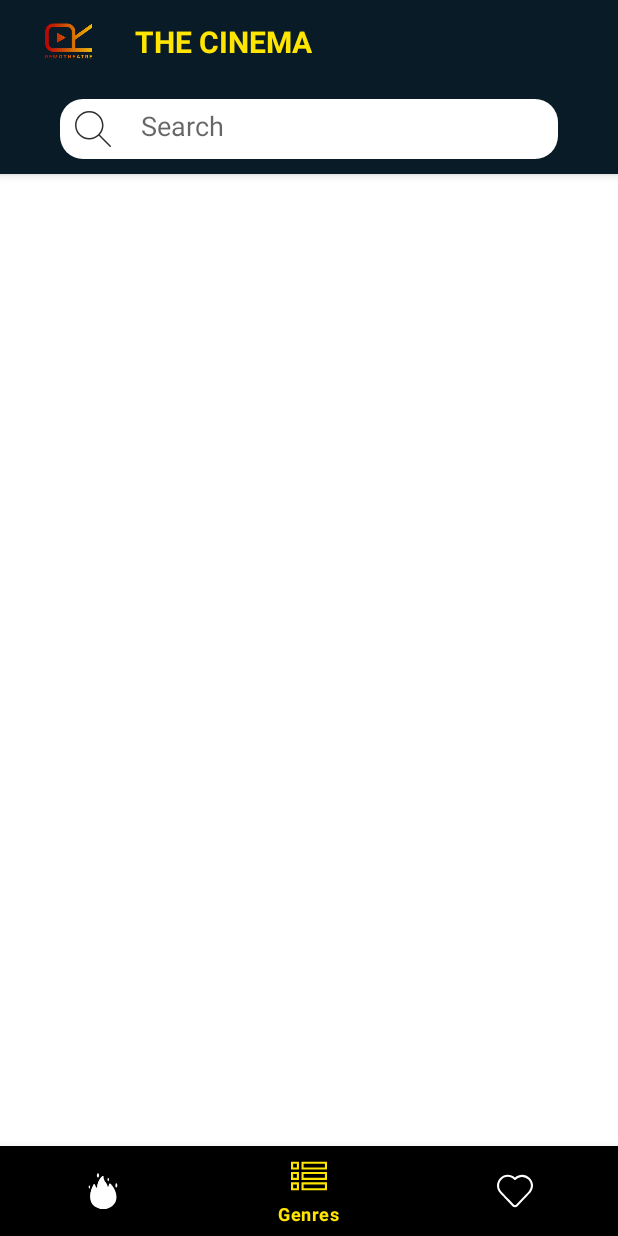
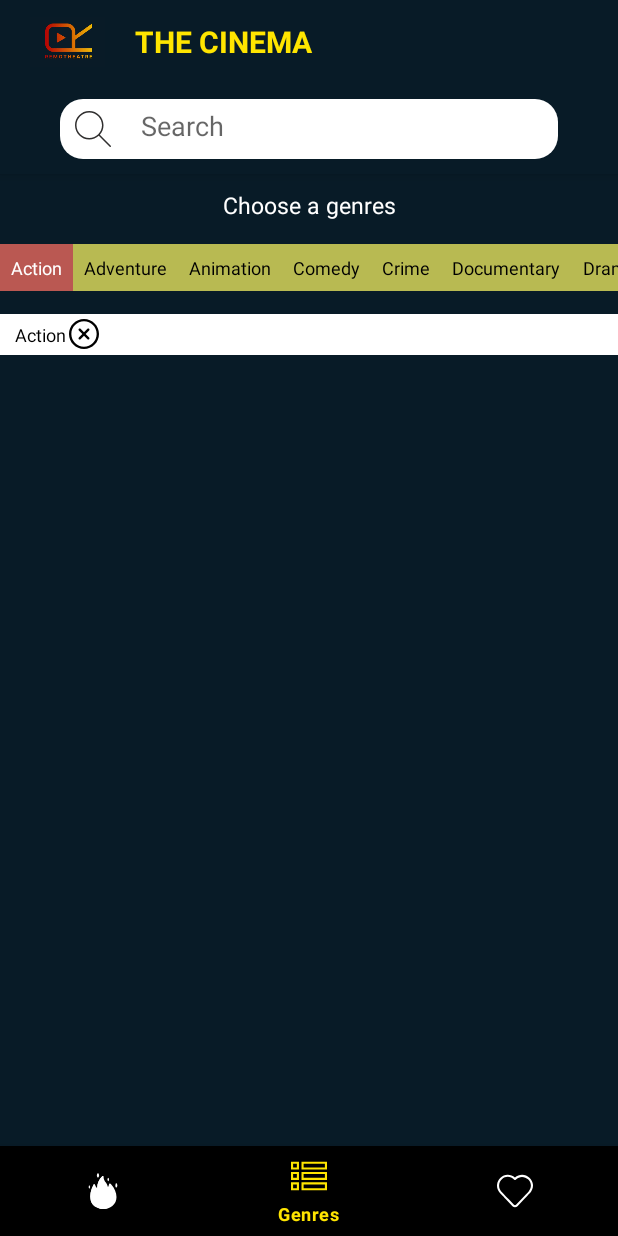
Before and after one commit to trinq-2471/moviedb_53, an Android app: the screen it shows after launch (MainActivity), item 2 of the bottom bar chosen, on a phone screen of 412 x 824 dp. Run offline under Robolectric (Android 15) with nearby library versions, the phone set to English and light mode, and no system bars; network calls fail.

Commit message:
create UI screen genres

```diff
--- a/app/src/main/java/com/sun/moviedb_53/data/model/Genres.kt
+++ b/app/src/main/java/com/sun/moviedb_53/data/model/Genres.kt
@@ -3,7 +3,8 @@ package com.sun.moviedb_53.data.model
 data class Genres (
     val id : Int,
     val name : String,
-    val isClick : Boolean = false
+    var isClick : Boolean = false,
+    var positionSelected : Int? = null
 )
 
 object GenresEntry {
--- /dev/null
+++ b/app/src/main/java/com/sun/moviedb_53/ui/genres/GenresAdapter.kt
@@ -0,0 +1,81 @@
+package com.sun.moviedb_53.ui.genres
+
+import android.content.Context
+import android.view.LayoutInflater
+import android.view.View
+import android.view.ViewGroup
+import androidx.core.content.ContextCompat
+import androidx.recyclerview.widget.RecyclerView
+import com.sun.moviedb_53.R
+import com.sun.moviedb_53.data.model.Genres
+import kotlinx.android.synthetic.main.item_genres.view.*
+
+class GenresAdapter(
+    private val context: Context,
+    private var listGenres: MutableList<Genres>,
+    private var onClickListener : (Genres, Int) -> Unit
+) : RecyclerView.Adapter<GenresAdapter.GenresViewHolder>() {
+
+    fun selectedGenres (position: Int) {
+        listGenres[position].isClick = true
+        notifyItemChanged(position)
+    }
+
+    fun unselectedGenres(position: Int?){
+        position?.let {
+            listGenres[it].isClick = false
+            notifyItemChanged(it)
+        }
+    }
+
+    override fun onCreateViewHolder(parent: ViewGroup, viewType: Int): GenresViewHolder {
+        val view = LayoutInflater.from(parent.context).inflate(R.layout.item_genres, parent, false)
+        return GenresViewHolder(view)
+    }
+
+    override fun getItemCount(): Int {
+        return listGenres.size
+    }
+
+    override fun onBindViewHolder(holder: GenresViewHolder, position: Int) {
+        listGenres[position].let { holder.bindData(context, it, position, onClickListener) }
+    }
+
+    class GenresViewHolder(itemView: View) : RecyclerView.ViewHolder(itemView) {
+
+        fun bindData(
+            context: Context,
+            genres: Genres,
+            position: Int,
+            onClickListener: (Genres, Int) -> Unit
+        ) {
+            itemView.let {
+                it.tvGenres.apply {
+                    text = genres.name
+                }
+                it.setOnClickListener {
+                    if (!genres.isClick){
+                        onClickListener(genres,position)
+                    }
+                }
+                if (genres.isClick) {
+                    it.linearLayoutGenres.setBackgroundColor(
+                        ContextCompat.getColor(
+                            context,
+                            R.color.red
+                        )
+                    )
+                    it.tvGenres.setTextColor(ContextCompat.getColor(context, R.color.white))
+                } else {
+                    it.linearLayoutGenres.setBackgroundColor(
+                        ContextCompat.getColor(
+                            context,
+                            R.color.yellow_dark
+                        )
+                    )
+                    it.tvGenres.setTextColor(ContextCompat.getColor(context, R.color.black))
+                }
+            }
+        }
+    }
+}
--- a/app/src/main/java/com/sun/moviedb_53/ui/genres/GenresFragment.kt
+++ b/app/src/main/java/com/sun/moviedb_53/ui/genres/GenresFragment.kt
@@ -1,14 +1,61 @@
 package com.sun.moviedb_53.ui.genres
 
+import android.util.Log
 import android.view.View
+import androidx.recyclerview.widget.LinearLayoutManager
 import com.sun.moviedb_53.R
 import com.sun.moviedb_53.base.BaseFragment
+import com.sun.moviedb_53.data.model.Genres
+import kotlinx.android.synthetic.main.fragment_genres.*
 
 class GenresFragment : BaseFragment() {
 
+    lateinit var adapterGenres : GenresAdapter
+    lateinit var adapterGenresSelected : GenresSelectedAdapter
+    var listSelectedGenres = mutableListOf<Genres>()
+
+    private val onClickGenres = fun (genres: Genres, position : Int){
+        adapterGenres.selectedGenres(position)
+        genres.positionSelected = position
+        adapterGenresSelected.addGenres(genres)
+    }
+
+    private val onClickSelectedGenres = fun ( positionSelected : Int?, positionRemove : Int){
+        adapterGenres.unselectedGenres(positionSelected)
+        adapterGenresSelected.removeGenres(positionRemove)
+    }
+
     override fun getLayoutId() = R.layout.fragment_genres
 
-    override fun onViewCreated(view: View) {}
+    override fun onViewCreated(view: View) {
+
+        var listGenres = mutableListOf<Genres>(
+            Genres(1,"Action"),
+            Genres(1,"Adventure"),
+            Genres(1,"Animation"),
+            Genres(1,"Comedy"),
+            Genres(1,"Crime"),
+            Genres(1,"Documentary"),
+            Genres(1,"Drama"),
+            Genres(1,"Family"),
+        )
+
+        listGenres[0].isClick = true
+        listGenres[0].positionSelected = 0
+        adapterGenres = GenresAdapter(requireActivity(),listGenres, onClickGenres )
+        recyclerViewGenres.apply {
+            layoutManager = LinearLayoutManager(activity,LinearLayoutManager.HORIZONTAL,false)
+            adapter = adapterGenres
+        }
+
+        listSelectedGenres.add(listGenres[0])
+
+        adapterGenresSelected = GenresSelectedAdapter(listSelectedGenres, onClickSelectedGenres)
+        recyclerViewGenresSelected.apply {
+            layoutManager = LinearLayoutManager(activity,LinearLayoutManager.HORIZONTAL,false)
+            adapter = adapterGenresSelected
+        }
+    }
 
     companion object {
         fun newInstance() = GenresFragment()
--- /dev/null
+++ b/app/src/main/java/com/sun/moviedb_53/ui/genres/GenresSelectedAdapter.kt
@@ -0,0 +1,58 @@
+package com.sun.moviedb_53.ui.genres
+
+import android.media.tv.TvContract
+import android.view.LayoutInflater
+import android.view.View
+import android.view.ViewGroup
+import androidx.recyclerview.widget.RecyclerView
+import com.sun.moviedb_53.R
+import com.sun.moviedb_53.data.model.Genres
+import kotlinx.android.synthetic.main.item_genres_selected.view.*
+
+class GenresSelectedAdapter(
+    private var listGenresSelected: MutableList<Genres>,
+    private var onClickListener: (Int?, Int) -> Unit
+) :
+    RecyclerView.Adapter<GenresSelectedAdapter.GenresSelectedViewHolder>() {
+
+    fun addGenres(genres: Genres) {
+        listGenresSelected.add(genres)
+        notifyDataSetChanged()
+    }
+
+    fun removeGenres(position: Int) {
+        if (listGenresSelected.size > 1){
+            listGenresSelected.removeAt(position)
+            notifyDataSetChanged()
+        }
+    }
+
+    override fun onCreateViewHolder(parent: ViewGroup, viewType: Int): GenresSelectedViewHolder {
+        val view = LayoutInflater.from(parent.context)
+            .inflate(R.layout.item_genres_selected, parent, false)
+        return GenresSelectedAdapter.GenresSelectedViewHolder(view)
+    }
+
+    override fun getItemCount(): Int {
+        return listGenresSelected.size
+    }
+
+    override fun onBindViewHolder(holder: GenresSelectedViewHolder, position: Int) {
+        val genres = listGenresSelected[position]
+        holder.bindData(listGenresSelected, position, onClickListener)
+    }
+
+    class GenresSelectedViewHolder(itemView: View) : RecyclerView.ViewHolder(itemView) {
+
+        fun bindData(listGenres: MutableList<Genres>, position: Int, onClickListener : (Int?,Int) -> Unit ) {
+
+            itemView.apply {
+                tvGenresSelected.text = listGenres[position].name
+                setOnClickListener {
+                    if (listGenres.size != 1)
+                    onClickListener(listGenres[position].positionSelected, position)
+                }
+            }
+        }
+    }
+}
--- a/app/src/main/java/com/sun/moviedb_53/ui/hot/HotFragment.kt
+++ b/app/src/main/java/com/sun/moviedb_53/ui/hot/HotFragment.kt
@@ -28,7 +28,7 @@ class HotFragment : BaseFragment(), HotMovieContact.View {
     private val adapterHotMovie by lazy {
         HotMovieAdapter {
             it.id?.apply {
-                addFragment(MovieDetailFragment.newInstance(id), R.id.mFrameMain)
+                addFragment(MovieDetailFragment.newInstance(this), R.id.mFrameMain)
             }
         }
     }
--- /dev/null
+++ b/app/src/main/res/drawable/ic_error.xml
@@ -0,0 +1,12 @@
+<vector xmlns:android="http://schemas.android.com/apk/res/android"
+    android:width="20dp"
+    android:height="20dp"
+    android:viewportWidth="512"
+    android:viewportHeight="512">
+  <path
+      android:fillColor="#FF000000"
+      android:pathData="M256,0C114.508,0 0,114.497 0,256c0,141.493 114.497,256 256,256c141.492,0 256,-114.497 256,-256C512,114.507 397.503,0 256,0zM256,472c-119.384,0 -216,-96.607 -216,-216c0,-119.385 96.607,-216 216,-216c119.384,0 216,96.607 216,216C472,375.385 375.393,472 256,472z"/>
+  <path
+      android:fillColor="#FF000000"
+      android:pathData="M343.586,315.302L284.284,256l59.302,-59.302c7.81,-7.81 7.811,-20.473 0.001,-28.284c-7.812,-7.811 -20.475,-7.81 -28.284,0L256,227.716l-59.303,-59.302c-7.809,-7.811 -20.474,-7.811 -28.284,0c-7.81,7.811 -7.81,20.474 0.001,28.284L227.716,256l-59.302,59.302c-7.811,7.811 -7.812,20.474 -0.001,28.284c7.813,7.812 20.476,7.809 28.284,0L256,284.284l59.303,59.302c7.808,7.81 20.473,7.811 28.284,0C351.398,335.775 351.397,323.112 343.586,315.302z"/>
+</vector>
--- a/app/src/main/res/layout/fragment_genres.xml
+++ b/app/src/main/res/layout/fragment_genres.xml
@@ -1,8 +1,43 @@
 <?xml version="1.0" encoding="utf-8"?>
-<FrameLayout xmlns:android="http://schemas.android.com/apk/res/android"
-    xmlns:tools="http://schemas.android.com/tools"
+<androidx.constraintlayout.widget.ConstraintLayout
+    android:layout_height="match_parent"
     android:layout_width="match_parent"
-    android:layout_height="match_parent"
-    tools:context=".ui.genres.GenresFragment">
+    xmlns:android="http://schemas.android.com/apk/res/android"
+    xmlns:app="http://schemas.android.com/apk/res-auto"
+    android:background="@color/blue_dark">
 
-</FrameLayout>
+    <TextView
+        android:id="@+id/tvGenresTittleText"
+        android:layout_width="wrap_content"
+        android:layout_height="wrap_content"
+        android:text="@string/genres_tittle"
+        android:textColor="@color/white"
+        android:textSize="@dimen/sp_15"
+        android:layout_marginTop="@dimen/dp_10"
+        app:layout_constraintLeft_toLeftOf="parent"
+        app:layout_constraintRight_toRightOf="parent"
+        app:layout_constraintTop_toTopOf="parent"/>
+
+    <androidx.recyclerview.widget.RecyclerView
+        android:id="@+id/recyclerViewGenres"
+        android:layout_width="match_parent"
+        android:layout_height="wrap_content"
+        android:layout_marginTop="@dimen/dp_15"
+        app:layout_constraintTop_toBottomOf="@+id/tvGenresTittleText"/>
+
+    <androidx.recyclerview.widget.RecyclerView
+        android:id="@+id/recyclerViewGenresSelected"
+        android:layout_width="match_parent"
+        android:layout_height="wrap_content"
+        android:layout_marginTop="@dimen/dp_15"
+        android:background="@color/white"
+        app:layout_constraintTop_toBottomOf="@+id/recyclerViewGenres"/>
+
+    <androidx.recyclerview.widget.RecyclerView
+        android:id="@+id/recyclerViewMovieGenres"
+        android:layout_width="match_parent"
+        android:layout_height="wrap_content"
+        android:layout_marginTop="@dimen/dp_20"
+        android:background="@color/blue_dark"
+        app:layout_constraintTop_toBottomOf="@+id/recyclerViewGenresSelected"/>
+</androidx.constraintlayout.widget.ConstraintLayout>
--- /dev/null
+++ b/app/src/main/res/layout/item_genres.xml
@@ -0,0 +1,17 @@
+<?xml version="1.0" encoding="utf-8"?>
+<LinearLayout
+    android:id="@+id/linearLayoutGenres"
+    xmlns:android="http://schemas.android.com/apk/res/android"
+    android:layout_width="wrap_content"
+    android:layout_height="wrap_content"
+    android:background="@color/yellow_dark">
+
+    <TextView
+        android:id="@+id/tvGenres"
+        android:layout_width="wrap_content"
+        android:layout_height="wrap_content"
+        android:layout_margin="@dimen/dp_7"
+        android:text="@string/up_coming"
+        android:textColor="@color/black"
+        android:textSize="@dimen/sp_12"/>
+</LinearLayout>
--- /dev/null
+++ b/app/src/main/res/layout/item_genres_selected.xml
@@ -0,0 +1,27 @@
+<?xml version="1.0" encoding="utf-8"?>
+<LinearLayout
+    android:id="@+id/linearLayoutGenres"
+    xmlns:android="http://schemas.android.com/apk/res/android"
+    android:layout_width="wrap_content"
+    android:layout_height="wrap_content"
+    android:layout_marginLeft="@dimen/dp_10"
+    android:layout_marginRight="@dimen/dp_5">
+
+    <TextView
+        android:id="@+id/tvGenresSelected"
+        android:layout_width="wrap_content"
+        android:layout_height="wrap_content"
+        android:layout_marginTop="@dimen/dp_5"
+        android:layout_marginBottom="@dimen/dp_5"
+        android:text="@string/up_coming"
+        android:textColor="@color/black"
+        android:textSize="@dimen/sp_12"/>
+
+    <ImageView
+        android:id="@+id/imageUnselected"
+        android:layout_width="wrap_content"
+        android:layout_height="wrap_content"
+        android:layout_marginLeft="@dimen/dp_2"
+        android:layout_marginTop="@dimen/dp_3"
+        android:src="@drawable/ic_error"/>
+</LinearLayout>
--- a/app/src/main/res/values/colors.xml
+++ b/app/src/main/res/values/colors.xml
@@ -8,7 +8,9 @@
     <color name="black">#FF000000</color>
     <color name="white">#FFFFFFFF</color>
     <color name="yellow">#FFE500</color>
+    <color name="yellow_dark">#B8BA52</color>
     <color name="black50">#80000000</color>
     <color name="blue_dark">#081B27</color>
     <color name="blue_light">#163347</color>
+    <color name="red">#BA5852</color>
 </resources>
--- a/app/src/main/res/values/dimes.xml
+++ b/app/src/main/res/values/dimes.xml
@@ -3,6 +3,8 @@
     <dimen name="dp_1">1dp</dimen>
     <dimen name="dp_2">2dp</dimen>
     <dimen name="dp_3">3dp</dimen>
+    <dimen name="dp_5">5dp</dimen>
+    <dimen name="dp_7">7dp</dimen>
     <dimen name="dp_8">8dp</dimen>
     <dimen name="dp_10">10dp</dimen>
     <dimen name="dp_15">15dp</dimen>
@@ -18,6 +20,7 @@
     <dimen name="dp_300">300dp</dimen>
 
     <dimen name="sp_12">12sp</dimen>
+    <dimen name="sp_15">15sp</dimen>
     <dimen name="sp_20">20sp</dimen>
     <dimen name="sp_40">40sp</dimen>
     <dimen name="sp_30">30sp</dimen>
--- a/app/src/main/res/values/strings.xml
+++ b/app/src/main/res/values/strings.xml
@@ -10,4 +10,5 @@
     <string name="top_rate">Top Rate</string>
     <string name="up_coming">Up Coming</string>
     <string name="overview">Overview: \n</string>
+    <string name="genres_tittle">Choose a genres</string>
 </resources>
```
